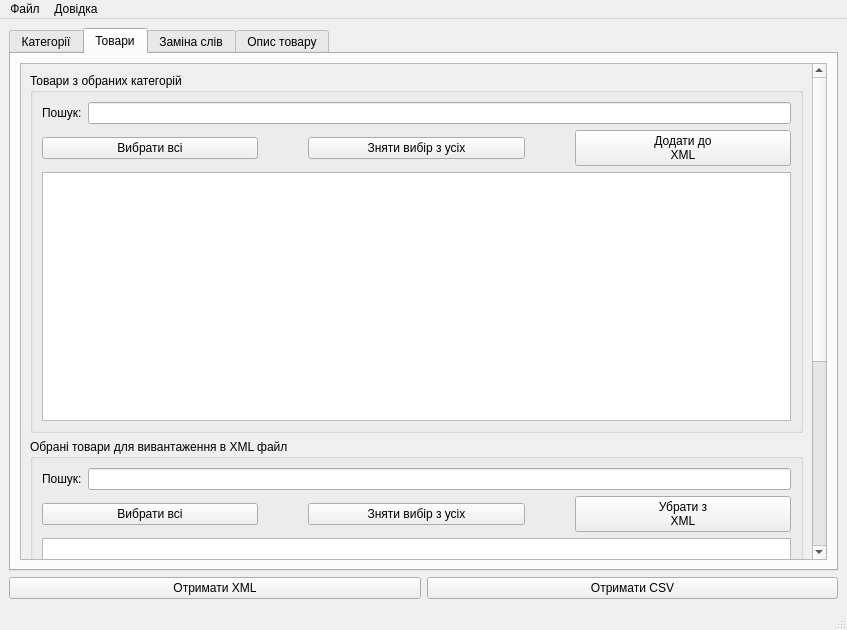
The window that mainwindow.ui (coolrich/xml-feed-editor) describes before a commit, drawn with Qt 5.
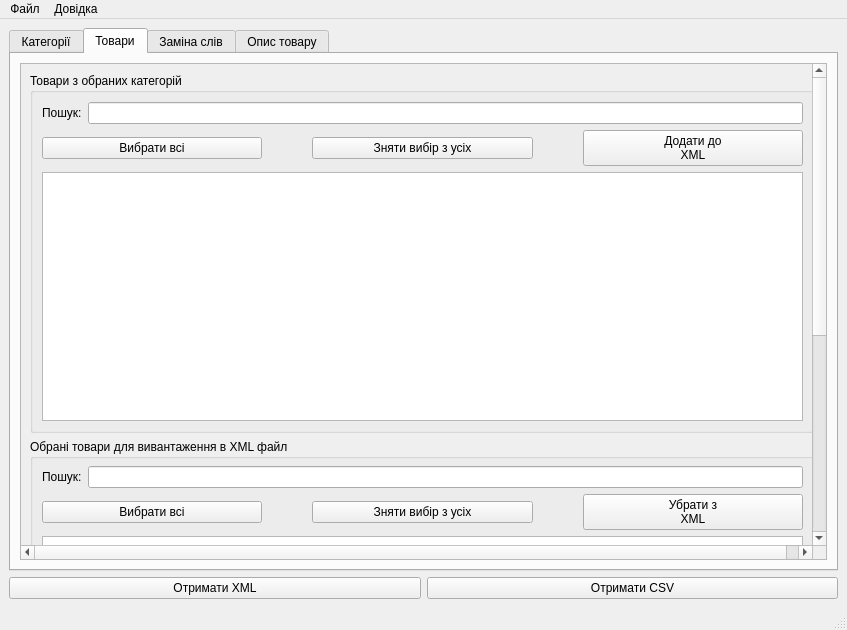
The same window after the commit. The open tabs and pages were chosen to show the change.

Commit message: Stage of the fixing bugs and adding new features: - Testing and fixing a feature that allows to paste a prefix description to each offer's description element. #offer #description #newfeature

```diff
--- a/mainwindow.ui
+++ b/mainwindow.ui
@@ -23,7 +23,7 @@
       <item>
        <widget class="QTabWidget" name="offer_description_tab_widget">
         <property name="currentIndex">
-         <number>3</number>
+         <number>0</number>
         </property>
         <widget class="QWidget" name="tab">
          <attribute name="title">
@@ -179,9 +179,9 @@
              <property name="geometry">
               <rect>
                <x>0</x>
-               <y>-324</y>
+               <y>-355</y>
                <width>784</width>
-               <height>816</height>
+               <height>847</height>
               </rect>
              </property>
              <layout class="QVBoxLayout" name="verticalLayout_22">
@@ -279,13 +279,22 @@
                   <property name="minimumSize">
                    <size>
                     <width>0</width>
-                    <height>430</height>
+                    <height>461</height>
+                   </size>
+                  </property>
+                  <property name="maximumSize">
+                   <size>
+                    <width>16777215</width>
+                    <height>16777215</height>
                    </size>
                   </property>
                   <property name="title">
                    <string>Обрані товари для вивантаження в XML файл</string>
                   </property>
                   <layout class="QVBoxLayout" name="verticalLayout_23">
+                   <property name="topMargin">
+                    <number>7</number>
+                   </property>
                    <item>
                     <layout class="QVBoxLayout" name="verticalLayout_9">
                      <item>
@@ -342,7 +351,7 @@
                        <property name="maximumSize">
                         <size>
                          <width>16777215</width>
-                         <height>300</height>
+                         <height>267</height>
                         </size>
                        </property>
                        <property name="alternatingRowColors">
@@ -355,7 +364,7 @@
                        <property name="maximumSize">
                         <size>
                          <width>16777215</width>
-                         <height>150</height>
+                         <height>94</height>
                         </size>
                        </property>
                        <property name="frameShape">
@@ -368,6 +377,15 @@
                         <number>1</number>
                        </property>
                        <layout class="QVBoxLayout" name="verticalLayout_6">
+                        <property name="spacing">
+                         <number>9</number>
+                        </property>
+                        <property name="sizeConstraint">
+                         <enum>QLayout::SetNoConstraint</enum>
+                        </property>
+                        <property name="topMargin">
+                         <number>16</number>
+                        </property>
                         <item>
                          <layout class="QGridLayout" name="gridLayout">
                           <item row="0" column="0">
```
The commit also changes 2 other files.
